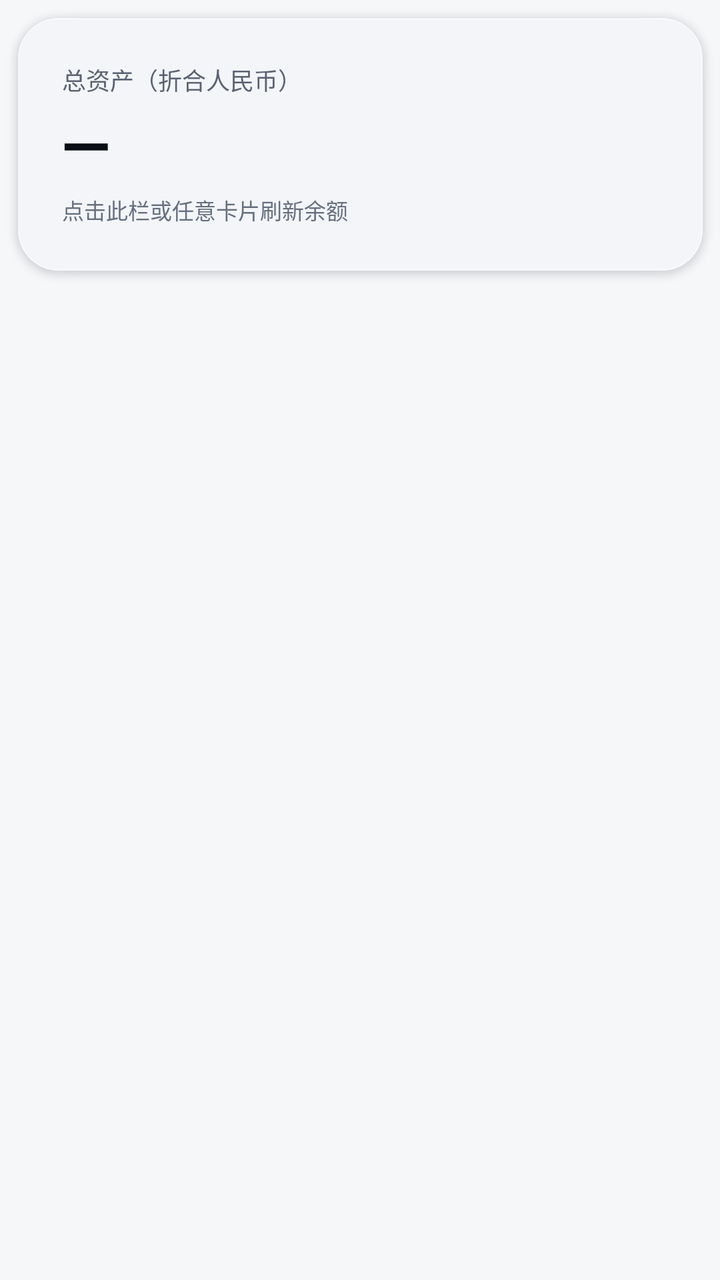
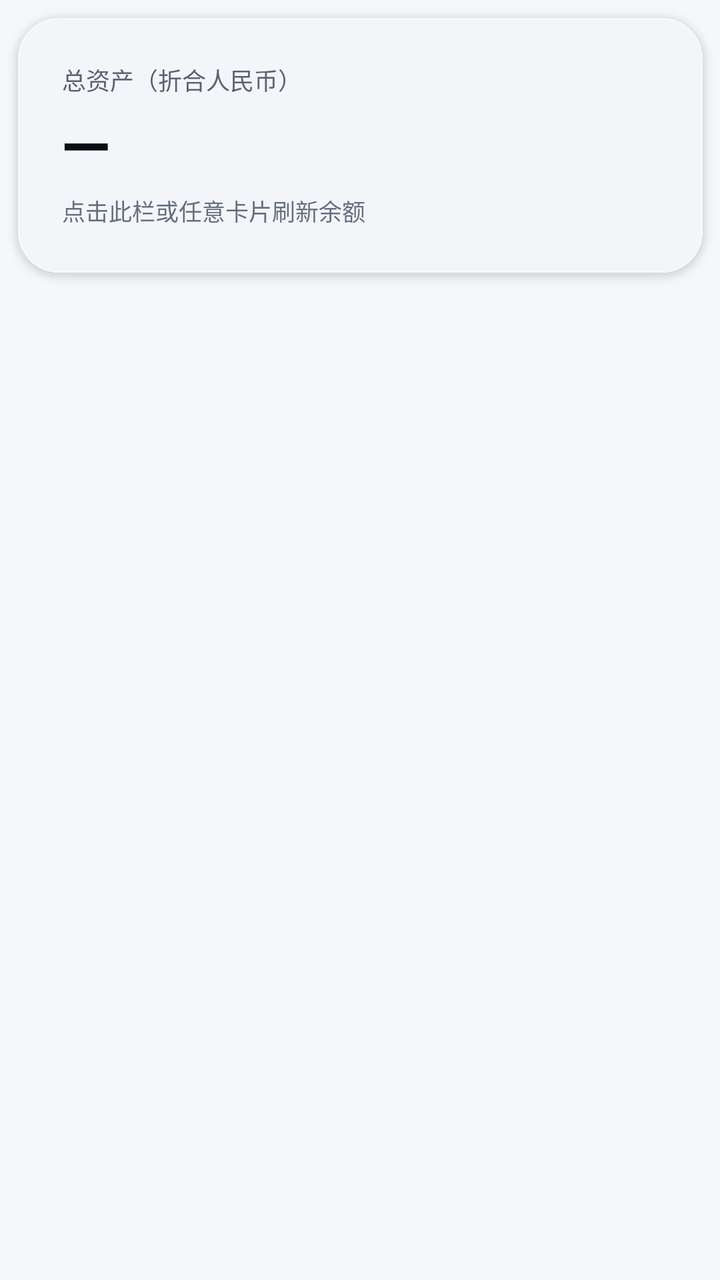

Compare the two renders of this Android layout. The source of the first and the diff that turns it into the second are given below.
<!-- AndroidManifest.xml: application theme AppTheme -->
<!-- res/layout/page_api.xml -->
<?xml version="1.0" encoding="utf-8"?>
<LinearLayout xmlns:android="http://schemas.android.com/apk/res/android"
    android:layout_width="match_parent"
    android:layout_height="wrap_content"
    android:orientation="vertical">

    
    <LinearLayout
        android:id="@+id/total_card"
        android:layout_width="match_parent"
        android:layout_height="wrap_content"
        android:orientation="vertical"
        android:background="@drawable/total_bg"
        android:padding="31dp"
        android:layout_marginBottom="13dp">

        <TextView
            android:layout_width="match_parent"
            android:layout_height="wrap_content"
            android:text="@string/main_total_label"
            android:textColor="@color/tx2"
            android:textSize="12sp" />

        <TextView
            android:id="@+id/t_total"
            android:layout_width="match_parent"
            android:layout_height="wrap_content"
            android:layout_marginTop="2dp"
            android:text="—"
            android:textColor="@color/tx"
            android:textSize="32sp"
            android:textStyle="bold"
            android:letterSpacing="-0.024" />

        <TextView
            android:id="@+id/t_sub"
            android:layout_width="match_parent"
            android:layout_height="wrap_content"
            android:layout_marginTop="3dp"
            android:text="@string/tap_refresh"
            android:textColor="@color/tx3"
            android:textSize="11sp" />
    </LinearLayout>

    
    <LinearLayout
        android:id="@+id/cards"
        android:layout_width="match_parent"
        android:layout_height="wrap_content"
        android:orientation="vertical" />
</LinearLayout>
<!-- resources referenced by this layout -->
<resources>
  <color name="tx">#0B0E14</color>
  <color name="tx2">#5A6272</color>
  <color name="tx3">#656F7F</color>
  <!-- drawable total_bg: png bitmap (drawable-night-nodpi, 5127 bytes) -->
  <string name="main_total_label">总资产（折合人民币）</string>
  <string name="tap_refresh">点击此栏或任意卡片刷新余额</string>
  <style name="AppTheme" parent="@android:style/Theme.DeviceDefault.Light.NoActionBar">
          <item name="android:windowBackground">@color/bg</item>
          <item name="android:colorBackground">@color/bg</item>
          <item name="android:fitsSystemWindows">false</item>
          <item name="android:textColorPrimary">@color/tx</item>
          <item name="android:textColorSecondary">@color/tx2</item>
          
          <item name="android:alertDialogTheme">@style/AppDialogTheme</item>
      </style>
  <color name="bg">#F6F7F9</color>
  <style name="AppDialogTheme" parent="@android:style/Theme.DeviceDefault.Light.Dialog.Alert">
          <item name="android:windowAnimationStyle">@style/DialogAnim</item>
      </style>
  <style name="DialogAnim">
          <item name="android:windowEnterAnimation">@anim/dialog_in</item>
          <item name="android:windowExitAnimation">@anim/dialog_out</item>
      </style>
</resources>

<!-- the commit's change to res/layout/page_api.xml (unified diff, before → after) -->
@@ -39,7 +39,7 @@
             android:layout_marginTop="3dp"
             android:text="@string/tap_refresh"
             android:textColor="@color/tx3"
-            android:textSize="11sp" />
+            android:textSize="11.5sp" />
     </LinearLayout>
 
     
